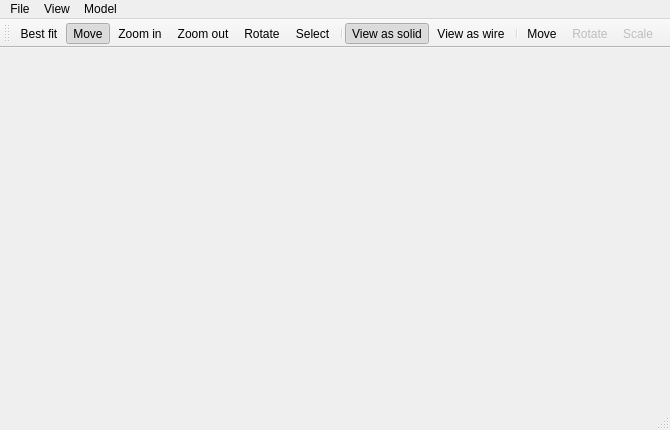
First picture: the form in src/MainWindow.ui, repository Ovilia/April, before the edit.
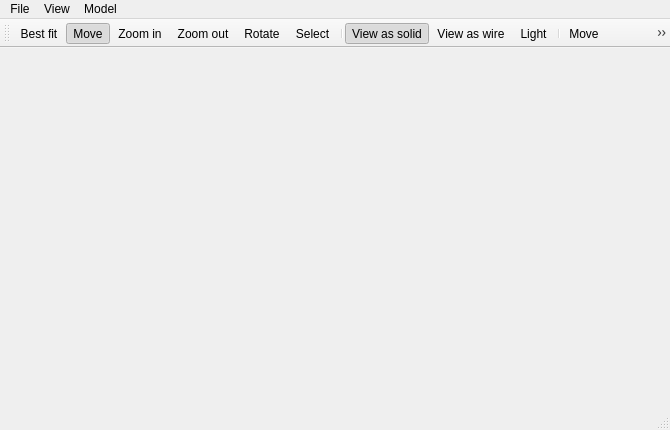
Second picture: the form after the edit. Icons and pictures are not drawn.

```diff
--- a/src/MainWindow.ui
+++ b/src/MainWindow.ui
@@ -108,6 +108,7 @@
    <addaction name="separator"/>
    <addaction name="actionSolid"/>
    <addaction name="actionWire"/>
+   <addaction name="actionLight"/>
    <addaction name="separator"/>
    <addaction name="actionModelMove"/>
    <addaction name="actionModelRotate"/>
@@ -290,6 +291,14 @@
     <string>Ctrl+N</string>
    </property>
   </action>
+  <action name="actionLight">
+   <property name="checkable">
+    <bool>true</bool>
+   </property>
+   <property name="text">
+    <string>Light</string>
+   </property>
+  </action>
  </widget>
  <layoutdefault spacing="6" margin="11"/>
  <resources>
```
Left out of the diff: 1 changed line with no effect on the pictures.
